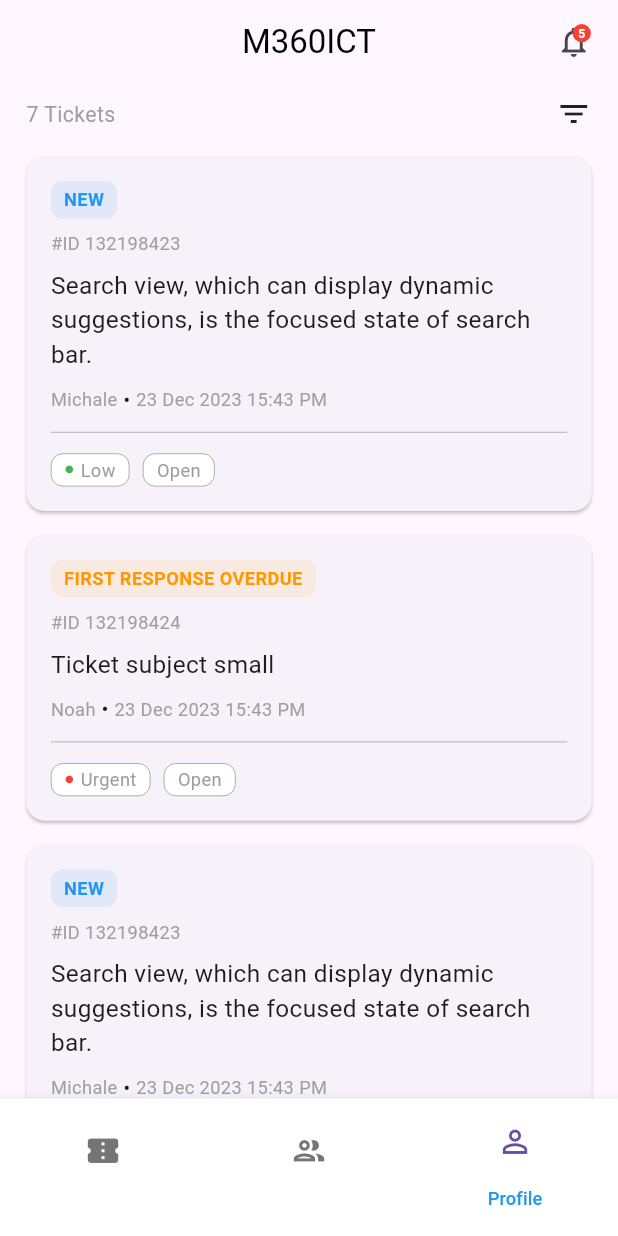
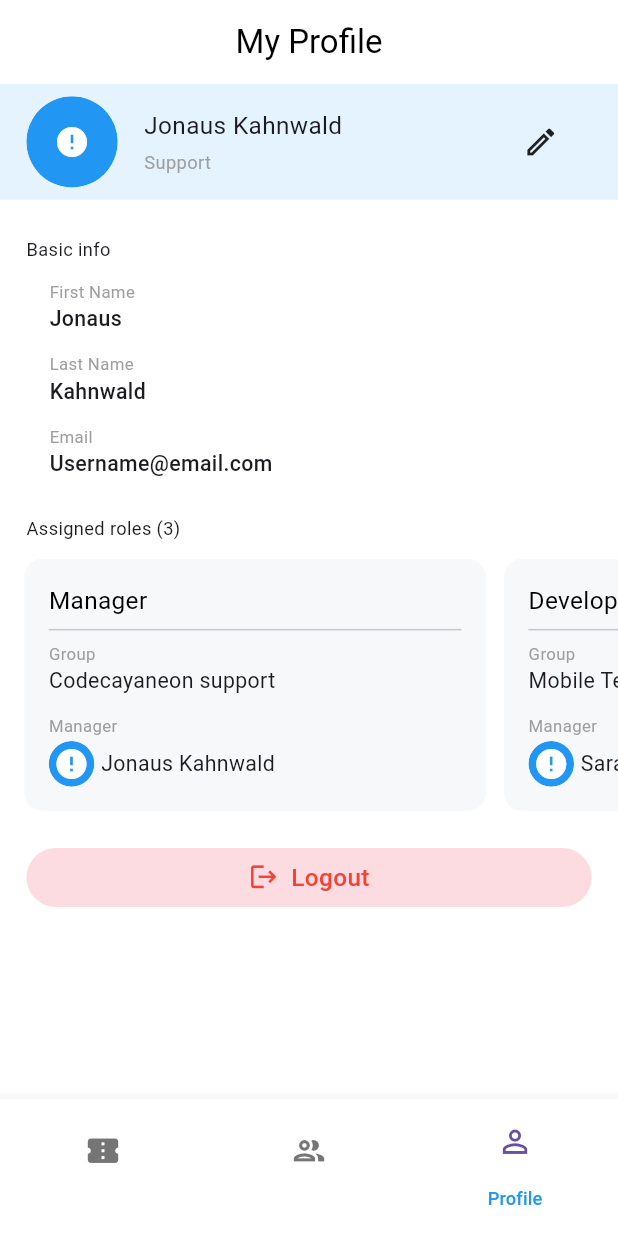
Before and after one commit to nooralom1/flutter_application, a Flutter app: the screen it shows after launch, item 3 of the bottom bar chosen, on a phone screen of 412 x 824 dp. Run offline on Flutter 3.47's test engine with Material 3 defaults, Android fonts, the phone set to English and light mode, and no system bars; drawn by our look-alikes of cached_network_image, custom_navigation_bar; our stand-ins replace flutter_screenutil; network calls fail; Roboto replaces fonts that are missing (Public Sans).

Commit message:
profile screen is done

```diff
--- a/lib/main.dart
+++ b/lib/main.dart
@@ -11,13 +11,14 @@ class MyApp extends StatelessWidget {
 
   @override
   Widget build(BuildContext context) {
-    return const ScreenUtilInit(
-      designSize: Size(375, 812),
+    return ScreenUtilInit(
+      designSize: const Size(375, 812),
       minTextAdapt: true,
       splitScreenMode: true,
       child: MaterialApp(
+        theme: ThemeData(scaffoldBackgroundColor: Colors.white),
         debugShowCheckedModeBanner: false,
-        home: NavigationSCreen(),
+        home: const NavigationSCreen(),
       ),
     );
   }
--- a/lib/navigation.dart
+++ b/lib/navigation.dart
@@ -6,6 +6,7 @@ import 'package:flutter/material.dart';
 import 'package:flutter/services.dart';
 import 'package:flutter_application/common_widget/custom_button.dart';
 import 'package:flutter_application/screens/contact/view/contact_screen.dart';
+import 'package:flutter_application/screens/profile/view/profile_screen.dart';
 import 'package:flutter_application/screens/tickets/view/ticket_screen.dart';
 import 'package:flutter_screenutil/flutter_screenutil.dart';
 
@@ -27,7 +28,7 @@ class _NavigationSCreenState extends State<NavigationSCreen> {
   final List _screens = [
     const TicketScreen(),
     const ContactScreen(),
-    const TicketScreen(),
+    const ProfileScreen(),
   ];
 
   @override
--- a/lib/screens/contact/view/contact_screen.dart
+++ b/lib/screens/contact/view/contact_screen.dart
@@ -27,6 +27,7 @@ class _ContactScreenState extends State<ContactScreen> {
   Widget build(BuildContext context) {
     return Scaffold(
       appBar: AppBar(
+        backgroundColor: Colors.white,
         title: const Text(
           'M360ICT',
           style: TextStyle(color: Colors.black),
--- a/lib/screens/contact/wisget/contact_caed.dart
+++ b/lib/screens/contact/wisget/contact_caed.dart
@@ -15,7 +15,10 @@ class ContactCard extends StatefulWidget {
 class _ContactCardState extends State<ContactCard> {
   @override
   Widget build(BuildContext context) {
-    return Card(
+    return Container(
+      decoration: BoxDecoration(
+          color: const Color.fromRGBO(247, 248, 249, 1),
+          borderRadius: BorderRadius.circular(8.r)),
       child: Padding(
         padding: EdgeInsets.all(16.0.sp),
         child: Column(
--- a/lib/screens/filter/view/filter_screen.dart
+++ b/lib/screens/filter/view/filter_screen.dart
@@ -28,6 +28,9 @@ class _FilterScreenState extends State<FilterScreen> {
   Widget build(BuildContext context) {
     return Scaffold(
       appBar: AppBar(
+        backgroundColor: Colors.white,
+        elevation: 0,
+        scrolledUnderElevation: 0,
         leading: GestureDetector(
             onTap: () {
               Navigator.pop(context);
--- /dev/null
+++ b/lib/screens/profile/view/profile_screen.dart
@@ -0,0 +1,223 @@
+import 'package:cached_network_image/cached_network_image.dart';
+import 'package:flutter/material.dart';
+import 'package:flutter_application/screens/profile/widget/info_row.dart';
+import 'package:flutter_application/screens/profile/widget/role_container.dart';
+import 'package:flutter_screenutil/flutter_screenutil.dart';
+
+class ProfileScreen extends StatefulWidget {
+  const ProfileScreen({super.key});
+
+  @override
+  State<ProfileScreen> createState() => _ProfileScreenState();
+}
+
+class _ProfileScreenState extends State<ProfileScreen> {
+  @override
+  Widget build(BuildContext context) {
+    return Scaffold(
+      appBar: AppBar(
+        backgroundColor: Colors.white,
+        elevation: 0,
+        scrolledUnderElevation: 0,
+        title: const Text(
+          'My Profile',
+          style: TextStyle(color: Colors.black),
+        ),
+        centerTitle: true,
+      ),
+      body: SingleChildScrollView(
+        child: Column(
+          crossAxisAlignment: CrossAxisAlignment.start,
+          children: [
+            // Profile Header
+            Container(
+              padding: EdgeInsets.symmetric(horizontal: 16.w, vertical: 8.h),
+              decoration: const BoxDecoration(
+                color: Color.fromRGBO(228, 243, 254, 1),
+              ),
+              child: Row(
+                mainAxisAlignment: MainAxisAlignment.spaceBetween,
+                children: [
+                  // Profile Image
+                  Row(
+                    children: [
+                      ClipRRect(
+                        borderRadius: BorderRadius.circular(150.r),
+                        child: CachedNetworkImage(
+                          placeholder: (context, url) => CircleAvatar(
+                            backgroundColor: Colors.blue,
+                            radius: 20.r,
+                            child:
+                                const Icon(Icons.person, color: Colors.white),
+                          ),
+                          errorWidget: (context, url, error) => CircleAvatar(
+                            backgroundColor: Colors.blue,
+                            radius: 20.r,
+                            child: const Icon(Icons.error, color: Colors.white),
+                          ),
+                          imageUrl:
+                              'https://cdn-icons-png.flaticon.com/512/6858/6858504.png',
+                          width: 60.h,
+                          height: 60.h,
+                          fit: BoxFit.cover,
+                        ),
+                      ),
+                      SizedBox(width: 16.w),
+                      // Name and Support Text
+                      Column(
+                        crossAxisAlignment: CrossAxisAlignment.start,
+                        children: [
+                          Text(
+                            'Jonaus Kahnwald',
+                            style: TextStyle(fontSize: 16.sp),
+                          ),
+                          SizedBox(height: 4.sp),
+                          Text(
+                            'Support',
+                            style:
+                                TextStyle(fontSize: 12.sp, color: Colors.grey),
+                          ),
+                        ],
+                      ),
+                    ],
+                  ),
+                  Padding(
+                    padding: EdgeInsets.only(right: 20.w),
+                    child: const Icon(Icons.edit_outlined),
+                  ),
+                ],
+              ),
+            ),
+
+            SizedBox(height: 24.sp),
+
+            // Basic Info Section
+            Padding(
+              padding: EdgeInsets.symmetric(horizontal: 16.w),
+              child: Text(
+                'Basic info',
+                style: TextStyle(
+                  fontSize: 12.sp,
+                ),
+              ),
+            ),
+            SizedBox(height: 12.sp),
+            Padding(
+              padding: EdgeInsets.symmetric(horizontal: 30.w),
+              child: Column(
+                crossAxisAlignment: CrossAxisAlignment.start,
+                children: [
+                  const InfoRow(label: 'First Name', value: 'Jonaus'),
+                  SizedBox(height: 12.sp),
+                  const InfoRow(label: 'Last Name', value: 'Kahnwald'),
+                  SizedBox(height: 12.sp),
+                  const InfoRow(label: 'Email', value: 'Username@email.com'),
+                ],
+              ),
+            ),
+            SizedBox(height: 24.sp),
+            // Assigned Roles Section
+            Padding(
+              padding: EdgeInsets.symmetric(horizontal: 16.w),
+              child: Row(
+                mainAxisAlignment: MainAxisAlignment.spaceBetween,
+                children: [
+                  Text(
+                    'Assigned roles (${assignedRoles.length})',
+                    style: TextStyle(
+                      fontSize: 12.sp,
+                    ),
+                  ),
+                ],
+              ),
+            ),
+            SizedBox(height: 12.sp),
+
+            // Horizontal ListView for Roles
+            Padding(
+              padding: EdgeInsets.only(left: 16.sp),
+              child: SizedBox(
+                height: 190.h,
+                child: ListView.builder(
+                  scrollDirection: Axis.horizontal,
+                  itemCount: assignedRoles.length,
+                  itemBuilder: (context, index) {
+                    final role = assignedRoles[index];
+                    return Column(
+                      children: [
+                        RoleContainer(role: role),
+                      ],
+                    );
+                  },
+                ),
+              ),
+            ),
+
+            // Logout Button
+            Padding(
+              padding: EdgeInsets.symmetric(horizontal: 16.w),
+              child: GestureDetector(
+                onTap: () {},
+                child: Container(
+                  width: double.infinity,
+                  padding: EdgeInsets.symmetric(
+                    vertical: 8.sp,
+                  ),
+                  decoration: BoxDecoration(
+                    color: const Color.fromRGBO(253, 220, 225, 1),
+                    borderRadius: BorderRadius.circular(30.r),
+                  ),
+                  child: Row(
+                    mainAxisAlignment: MainAxisAlignment.center,
+                    children: [
+                      Icon(Icons.logout, size: 20.sp, color: Colors.red),
+                      SizedBox(width: 8.sp),
+                      Text(
+                        'Logout',
+                        style: TextStyle(
+                          fontSize: 16.sp,
+                          color: Colors.red,
+                          fontWeight: FontWeight.w500,
+                        ),
+                      ),
+                    ],
+                  ),
+                ),
+              ),
+            ),
+          ],
+        ),
+      ),
+    );
+  }
+}
+
+class Role {
+  final String title;
+  final String group;
+  final String manager;
+
+  Role({
+    required this.title,
+    required this.group,
+    required this.manager,
+  });
+}
+
+final List<Role> assignedRoles = [
+  Role(
+    title: 'Manager',
+    group: 'Codecayaneon support',
+    manager: 'Jonaus Kahnwald',
+  ),
+  Role(
+    title: 'Developer',
+    group: 'Mobile Team',
+    manager: 'Sarah Johnson',
+  ),
+  Role(
+    title: 'Designer',
+    group: 'UI/UX Team',
+    manager: 'Mike Chen',
+  ),
+];
--- /dev/null
+++ b/lib/screens/profile/widget/info_row.dart
@@ -0,0 +1,37 @@
+// Stateless widget class for info row
+import 'package:flutter/material.dart';
+import 'package:flutter_screenutil/flutter_screenutil.dart';
+
+class InfoRow extends StatelessWidget {
+  final String label;
+  final String value;
+
+  const InfoRow({
+    super.key,
+    required this.label,
+    required this.value,
+  });
+
+  @override
+  Widget build(BuildContext context) {
+    return Column(
+      crossAxisAlignment: CrossAxisAlignment.start,
+      children: [
+        Text(
+          label,
+          style: TextStyle(
+            fontSize: 11.sp,
+            color: Colors.grey,
+          ),
+        ),
+        Text(
+          value,
+          style: TextStyle(
+            fontSize: 14.sp,
+            fontWeight: FontWeight.w500,
+          ),
+        ),
+      ],
+    );
+  }
+}
--- /dev/null
+++ b/lib/screens/profile/widget/role_container.dart
@@ -0,0 +1,93 @@
+// Stateless widget class for role container
+import 'package:cached_network_image/cached_network_image.dart';
+import 'package:flutter/material.dart';
+import 'package:flutter_application/screens/profile/view/profile_screen.dart';
+import 'package:flutter_screenutil/flutter_screenutil.dart';
+
+class RoleContainer extends StatelessWidget {
+  final Role role;
+
+  const RoleContainer({
+    super.key,
+    required this.role,
+  });
+
+  @override
+  Widget build(BuildContext context) {
+    return Container(
+      width: 280.w,
+      margin: EdgeInsets.only(right: 12.sp),
+      padding: EdgeInsets.all(16.sp),
+      decoration: BoxDecoration(
+        color: const Color.fromRGBO(246, 248, 249, 1),
+        borderRadius: BorderRadius.circular(12.sp),
+      ),
+      child: Column(
+        crossAxisAlignment: CrossAxisAlignment.start,
+        children: [
+          Text(
+            role.title,
+            style: TextStyle(
+              fontSize: 16.sp,
+              color: Colors.black,
+            ),
+          ),
+          const Divider(),
+          Text(
+            'Group',
+            style: TextStyle(
+              fontSize: 11.sp,
+              color: Colors.grey,
+            ),
+          ),
+          Text(
+            role.group,
+            style: TextStyle(
+              fontSize: 14.sp,
+            ),
+          ),
+          SizedBox(height: 12.sp),
+          Text(
+            'Manager',
+            style: TextStyle(
+              fontSize: 11.sp,
+              color: Colors.grey,
+            ),
+          ),
+          SizedBox(height: 2.h),
+          Row(
+            children: [
+              ClipRRect(
+                borderRadius: BorderRadius.circular(150.r),
+                child: CachedNetworkImage(
+                  placeholder: (context, url) => CircleAvatar(
+                    backgroundColor: Colors.blue,
+                    radius: 20.r,
+                    child: const Icon(Icons.person, color: Colors.white),
+                  ),
+                  errorWidget: (context, url, error) => CircleAvatar(
+                    backgroundColor: Colors.blue,
+                    radius: 20.r,
+                    child: const Icon(Icons.error, color: Colors.white),
+                  ),
+                  imageUrl:
+                      'https://cdn-icons-png.flaticon.com/512/6858/6858504.png',
+                  width: 30.h,
+                  height: 30.h,
+                  fit: BoxFit.cover,
+                ),
+              ),
+              SizedBox(width: 4.w),
+              Text(
+                role.manager,
+                style: TextStyle(
+                  fontSize: 14.sp,
+                ),
+              ),
+            ],
+          ),
+        ],
+      ),
+    );
+  }
+}
--- a/lib/screens/tickets/view/ticket_screen.dart
+++ b/lib/screens/tickets/view/ticket_screen.dart
@@ -15,6 +15,7 @@ class _TicketScreenState extends State<TicketScreen> {
   Widget build(BuildContext context) {
     return Scaffold(
       appBar: AppBar(
+        backgroundColor: Colors.white,
         title: const Text(
           'M360ICT',
           style: TextStyle(color: Colors.black),
--- a/lib/screens/tickets/widget/ticket_card.dart
+++ b/lib/screens/tickets/widget/ticket_card.dart
@@ -9,7 +9,10 @@ class TicketCard extends StatelessWidget {
 
   @override
   Widget build(BuildContext context) {
-    return Card(
+    return Container(
+      decoration: BoxDecoration(
+          color: const Color.fromRGBO(247, 248, 249, 1),
+          borderRadius: BorderRadius.circular(8.r)),
       margin: EdgeInsets.symmetric(horizontal: 16.w, vertical: 8.h),
       child: Padding(
         padding: EdgeInsets.all(16.sp),
```
Also changed, not shown: 1 other file.
